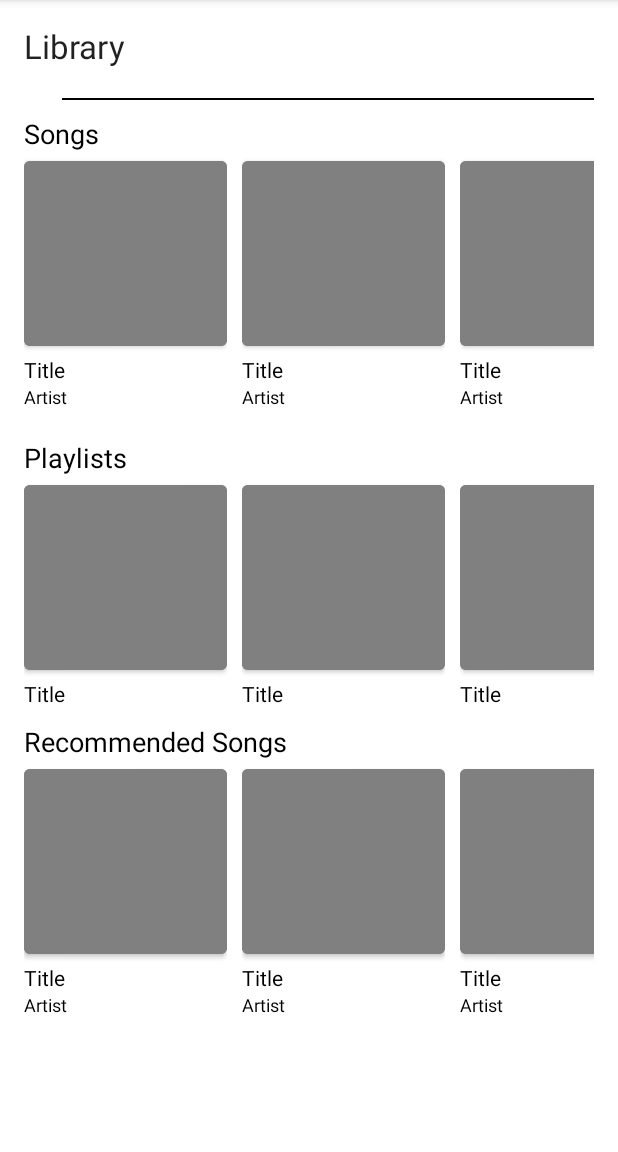
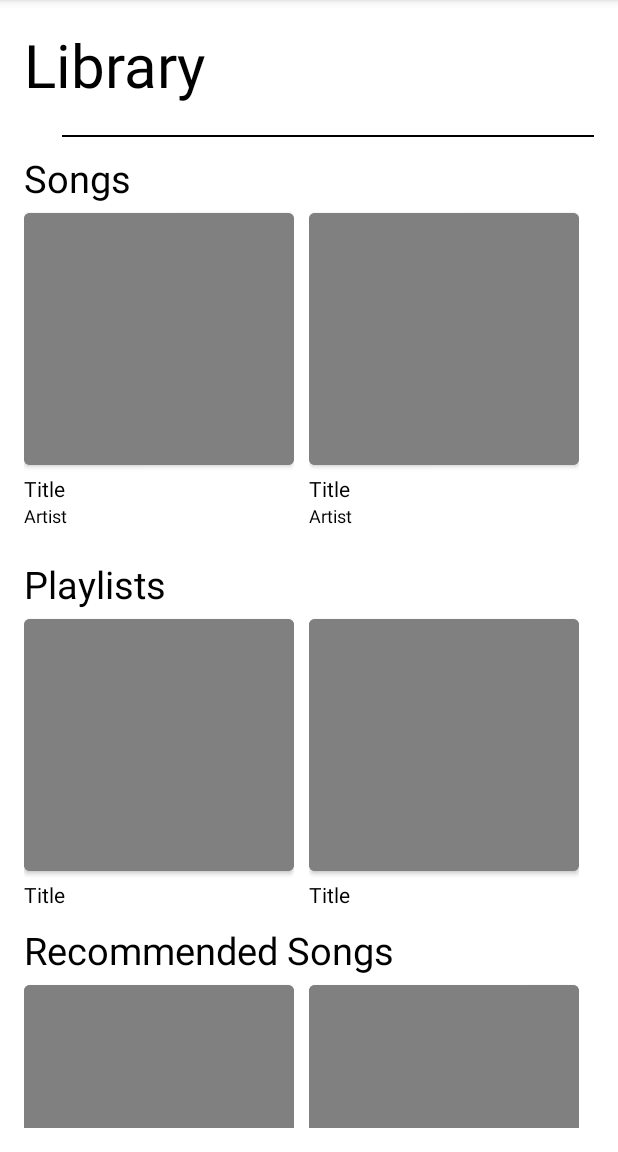
Before and after one commit to sanksarraval/MusicLoud, an Android app: the screen it shows after launch (MainActivity), on a phone screen of 412 x 824 dp, the part 84-1236 px from its top. Run offline under Robolectric (Android 15) with nearby library versions, the phone set to English and light mode, and no system bars.

Commit message:
Adjusted Sizing to Nexus 7

```diff
--- a/app/src/main/res/layout/activity_main.xml
+++ b/app/src/main/res/layout/activity_main.xml
@@ -10,7 +10,8 @@
     <TextView
         android:layout_width="wrap_content"
         android:layout_height="wrap_content"
-        android:textAppearance="?android:attr/textAppearanceLarge"
+        android:textSize="40sp"
+        android:textColor="@color/black"
         android:text="@string/Library"
         android:id="@+id/library"
         android:layout_marginBottom="10dp" />
@@ -27,9 +28,9 @@
     <TextView
         android:layout_width="wrap_content"
         android:layout_height="wrap_content"
-        android:textAppearance="?android:attr/textAppearanceMedium"
+        android:textSize="25sp"
+        android:textColor="@color/black"
         android:text="@string/Songs"
-        android:textColor="@color/black"
         android:id="@+id/songs"/>
 
 
@@ -55,8 +56,8 @@
                 android:paddingRight="10dp">
 
                 <Button
-                    android:layout_width="135dp"
-                    android:layout_height="135dp"
+                    android:layout_width="180dp"
+                    android:layout_height="180dp"
                     android:backgroundTint="@color/gray" />
 
                 <TextView
@@ -84,8 +85,8 @@
                 android:paddingRight="10dp">
 
                 <Button
-                    android:layout_width="135dp"
-                    android:layout_height="135dp"
+                    android:layout_width="180dp"
+                    android:layout_height="180dp"
                     android:backgroundTint="@color/gray" />
 
                 <TextView
@@ -112,8 +113,8 @@
                 android:paddingRight="10dp">
 
                 <Button
-                    android:layout_width="135dp"
-                    android:layout_height="135dp"
+                    android:layout_width="180dp"
+                    android:layout_height="180dp"
                     android:backgroundTint="@color/gray" />
 
                 <TextView
@@ -140,8 +141,8 @@
                 android:paddingRight="10dp">
 
                 <Button
-                    android:layout_width="135dp"
-                    android:layout_height="135dp"
+                    android:layout_width="180dp"
+                    android:layout_height="180dp"
                     android:backgroundTint="@color/gray" />
 
                 <TextView
@@ -170,7 +171,7 @@
         android:layout_marginTop="10dp"
         android:layout_width="wrap_content"
         android:layout_height="wrap_content"
-        android:textAppearance="?android:attr/textAppearanceMedium"
+        android:textSize="25sp"
         android:text="@string/Playlists"
         android:textColor="@color/black"
         android:id="@+id/playlists"/>
@@ -197,8 +198,8 @@
                 android:paddingRight="10dp">
 
                 <Button
-                    android:layout_width="135dp"
-                    android:layout_height="135dp"
+                    android:layout_width="180dp"
+                    android:layout_height="180dp"
                     android:backgroundTint="@color/gray" />
 
                 <TextView
@@ -217,8 +218,8 @@
                 android:paddingRight="10dp">
 
                 <Button
-                    android:layout_width="135dp"
-                    android:layout_height="135dp"
+                    android:layout_width="180dp"
+                    android:layout_height="180dp"
                     android:backgroundTint="@color/gray" />
 
                 <TextView
@@ -237,8 +238,8 @@
                 android:paddingRight="10dp">
 
                 <Button
-                    android:layout_width="135dp"
-                    android:layout_height="135dp"
+                    android:layout_width="180dp"
+                    android:layout_height="180dp"
                     android:backgroundTint="@color/gray" />
 
                 <TextView
@@ -257,8 +258,8 @@
                 android:paddingRight="10dp">
 
                 <Button
-                    android:layout_width="135dp"
-                    android:layout_height="135dp"
+                    android:layout_width="180dp"
+                    android:layout_height="180dp"
                     android:backgroundTint="@color/gray" />
 
                 <TextView
@@ -278,7 +279,7 @@
         android:layout_marginTop="10dp"
         android:layout_width="wrap_content"
         android:layout_height="wrap_content"
-        android:textAppearance="?android:attr/textAppearanceMedium"
+        android:textSize="25sp"
         android:text="@string/RecommendedSongs"
         android:textColor="@color/black"
         android:id="@+id/recommended"/>
@@ -305,8 +306,8 @@
                 android:paddingRight="10dp">
 
                 <Button
-                    android:layout_width="135dp"
-                    android:layout_height="135dp"
+                    android:layout_width="180dp"
+                    android:layout_height="180dp"
                     android:backgroundTint="@color/gray" />
 
                 <TextView
@@ -333,8 +334,8 @@
                 android:paddingRight="10dp">
 
                 <Button
-                    android:layout_width="135dp"
-                    android:layout_height="135dp"
+                    android:layout_width="180dp"
+                    android:layout_height="180dp"
                     android:backgroundTint="@color/gray" />
 
                 <TextView
@@ -361,8 +362,8 @@
                 android:paddingRight="10dp">
 
                 <Button
-                    android:layout_width="135dp"
-                    android:layout_height="135dp"
+                    android:layout_width="180dp"
+                    android:layout_height="180dp"
                     android:backgroundTint="@color/gray" />
 
                 <TextView
@@ -389,8 +390,8 @@
                 android:paddingRight="10dp">
 
                 <Button
-                    android:layout_width="135dp"
-                    android:layout_height="135dp"
+                    android:layout_width="180dp"
+                    android:layout_height="180dp"
                     android:backgroundTint="@color/gray" />
 
                 <TextView
```
